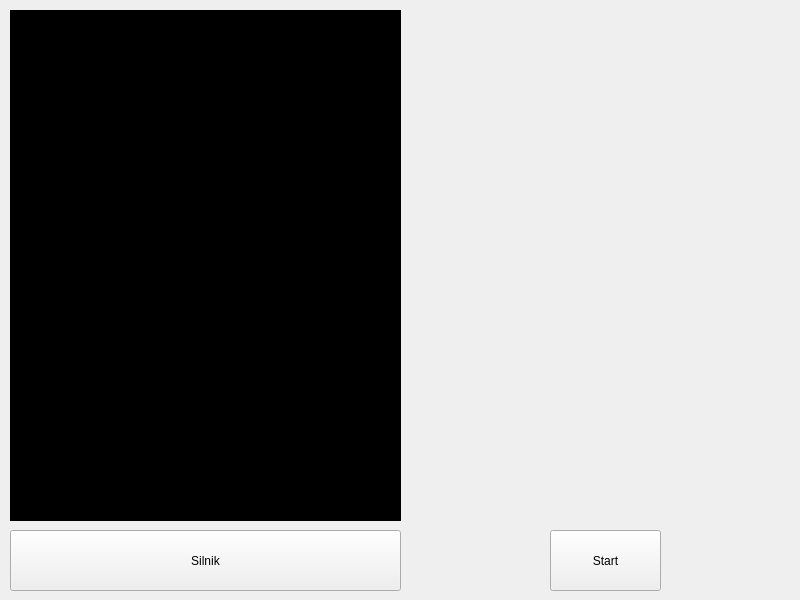
Above: ui/lander.ui from super12pl/lunarlander before the change. Below: the same form after it.
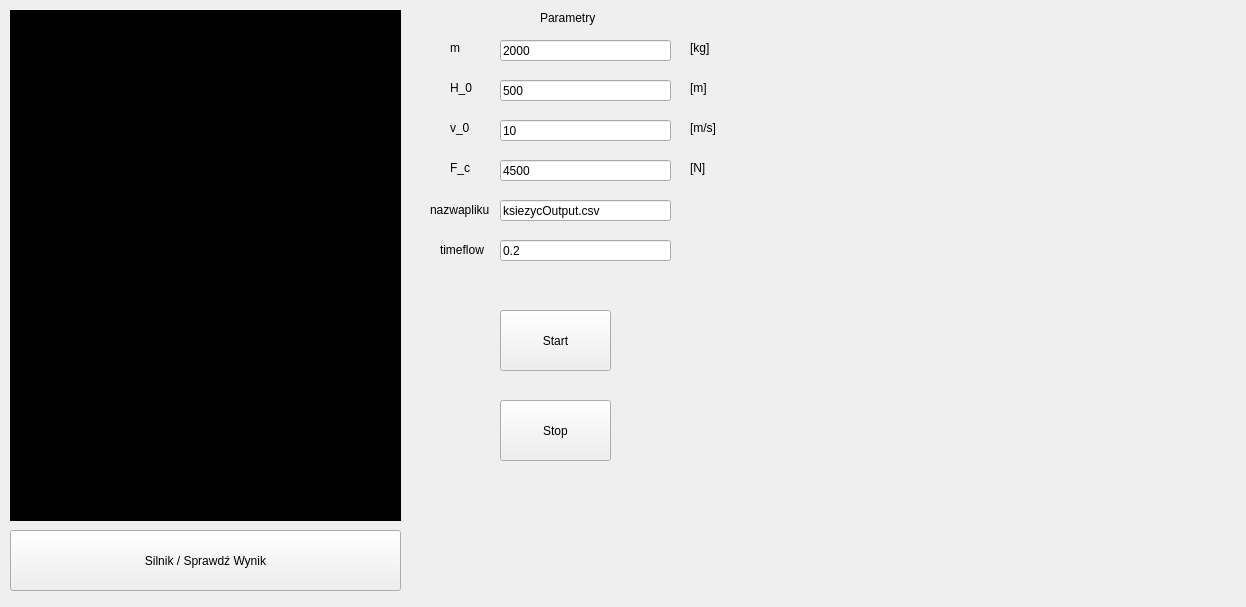
That is the form after the change.

Diff of the .ui file:
```diff
--- a/ui/lander.ui
+++ b/ui/lander.ui
@@ -6,8 +6,8 @@
    <rect>
     <x>0</x>
     <y>0</y>
-    <width>800</width>
-    <height>600</height>
+    <width>1246</width>
+    <height>607</height>
    </rect>
   </property>
   <property name="windowTitle">
@@ -503,14 +503,14 @@
      </rect>
     </property>
     <property name="text">
-     <string>Silnik</string>
+     <string>Silnik / Sprawdź Wynik</string>
     </property>
    </widget>
    <widget class="QPushButton" name="startButton">
     <property name="geometry">
      <rect>
-      <x>550</x>
-      <y>530</y>
+      <x>500</x>
+      <y>310</y>
       <width>111</width>
       <height>61</height>
      </rect>
@@ -519,6 +519,279 @@
      <string>Start</string>
     </property>
    </widget>
+   <widget class="QLineEdit" name="timeEdit">
+    <property name="geometry">
+     <rect>
+      <x>500</x>
+      <y>240</y>
+      <width>171</width>
+      <height>21</height>
+     </rect>
+    </property>
+    <property name="text">
+     <string>0.2</string>
+    </property>
+   </widget>
+   <widget class="QLineEdit" name="fileEdit">
+    <property name="geometry">
+     <rect>
+      <x>500</x>
+      <y>200</y>
+      <width>171</width>
+      <height>21</height>
+     </rect>
+    </property>
+    <property name="text">
+     <string>ksiezycOutput.csv</string>
+    </property>
+   </widget>
+   <widget class="QLineEdit" name="fEdit">
+    <property name="geometry">
+     <rect>
+      <x>500</x>
+      <y>160</y>
+      <width>171</width>
+      <height>21</height>
+     </rect>
+    </property>
+    <property name="text">
+     <string>4500</string>
+    </property>
+   </widget>
+   <widget class="QLineEdit" name="vEdit">
+    <property name="geometry">
+     <rect>
+      <x>500</x>
+      <y>120</y>
+      <width>171</width>
+      <height>21</height>
+     </rect>
+    </property>
+    <property name="text">
+     <string>10</string>
+    </property>
+   </widget>
+   <widget class="QLineEdit" name="hEdit">
+    <property name="geometry">
+     <rect>
+      <x>500</x>
+      <y>80</y>
+      <width>171</width>
+      <height>21</height>
+     </rect>
+    </property>
+    <property name="text">
+     <string>500</string>
+    </property>
+   </widget>
+   <widget class="QLineEdit" name="mEdit">
+    <property name="geometry">
+     <rect>
+      <x>500</x>
+      <y>40</y>
+      <width>171</width>
+      <height>21</height>
+     </rect>
+    </property>
+    <property name="text">
+     <string>2000</string>
+    </property>
+   </widget>
+   <widget class="QLabel" name="label">
+    <property name="geometry">
+     <rect>
+      <x>450</x>
+      <y>40</y>
+      <width>41</width>
+      <height>16</height>
+     </rect>
+    </property>
+    <property name="text">
+     <string>m</string>
+    </property>
+   </widget>
+   <widget class="QLabel" name="label_2">
+    <property name="geometry">
+     <rect>
+      <x>450</x>
+      <y>80</y>
+      <width>41</width>
+      <height>16</height>
+     </rect>
+    </property>
+    <property name="text">
+     <string>H_0</string>
+    </property>
+   </widget>
+   <widget class="QLabel" name="label_3">
+    <property name="geometry">
+     <rect>
+      <x>450</x>
+      <y>120</y>
+      <width>41</width>
+      <height>16</height>
+     </rect>
+    </property>
+    <property name="text">
+     <string>v_0</string>
+    </property>
+   </widget>
+   <widget class="QLabel" name="label_4">
+    <property name="geometry">
+     <rect>
+      <x>450</x>
+      <y>160</y>
+      <width>41</width>
+      <height>16</height>
+     </rect>
+    </property>
+    <property name="text">
+     <string>F_c</string>
+    </property>
+   </widget>
+   <widget class="QLabel" name="label_5">
+    <property name="geometry">
+     <rect>
+      <x>430</x>
+      <y>200</y>
+      <width>61</width>
+      <height>20</height>
+     </rect>
+    </property>
+    <property name="text">
+     <string>nazwapliku</string>
+    </property>
+   </widget>
+   <widget class="QLabel" name="label_6">
+    <property name="geometry">
+     <rect>
+      <x>440</x>
+      <y>240</y>
+      <width>51</width>
+      <height>20</height>
+     </rect>
+    </property>
+    <property name="text">
+     <string>timeflow</string>
+    </property>
+   </widget>
+   <widget class="QLabel" name="label_7">
+    <property name="geometry">
+     <rect>
+      <x>540</x>
+      <y>10</y>
+      <width>61</width>
+      <height>16</height>
+     </rect>
+    </property>
+    <property name="text">
+     <string>Parametry</string>
+    </property>
+   </widget>
+   <widget class="QLabel" name="label_8">
+    <property name="geometry">
+     <rect>
+      <x>690</x>
+      <y>40</y>
+      <width>49</width>
+      <height>16</height>
+     </rect>
+    </property>
+    <property name="text">
+     <string>[kg]</string>
+    </property>
+   </widget>
+   <widget class="QLabel" name="label_9">
+    <property name="geometry">
+     <rect>
+      <x>690</x>
+      <y>80</y>
+      <width>49</width>
+      <height>16</height>
+     </rect>
+    </property>
+    <property name="text">
+     <string>[m]</string>
+    </property>
+   </widget>
+   <widget class="QLabel" name="label_10">
+    <property name="geometry">
+     <rect>
+      <x>690</x>
+      <y>120</y>
+      <width>49</width>
+      <height>16</height>
+     </rect>
+    </property>
+    <property name="text">
+     <string>[m/s]</string>
+    </property>
+   </widget>
+   <widget class="QLabel" name="label_11">
+    <property name="geometry">
+     <rect>
+      <x>690</x>
+      <y>160</y>
+      <width>49</width>
+      <height>16</height>
+     </rect>
+    </property>
+    <property name="text">
+     <string>[N]</string>
+    </property>
+   </widget>
+   <widget class="QLabel" name="label_13">
+    <property name="geometry">
+     <rect>
+      <x>690</x>
+      <y>240</y>
+      <width>49</width>
+      <height>16</height>
+     </rect>
+    </property>
+    <property name="text">
+     <string/>
+    </property>
+   </widget>
+   <widget class="QLabel" name="hWykres">
+    <property name="geometry">
+     <rect>
+      <x>760</x>
+      <y>290</y>
+      <width>450</width>
+      <height>250</height>
+     </rect>
+    </property>
+    <property name="text">
+     <string/>
+    </property>
+   </widget>
+   <widget class="QLabel" name="vWykres">
+    <property name="geometry">
+     <rect>
+      <x>758</x>
+      <y>15</y>
+      <width>450</width>
+      <height>250</height>
+     </rect>
+    </property>
+    <property name="text">
+     <string/>
+    </property>
+   </widget>
+   <widget class="QPushButton" name="stopButton">
+    <property name="geometry">
+     <rect>
+      <x>500</x>
+      <y>400</y>
+      <width>111</width>
+      <height>61</height>
+     </rect>
+    </property>
+    <property name="text">
+     <string>Stop</string>
+    </property>
+   </widget>
   </widget>
  </widget>
  <resources/>
```
